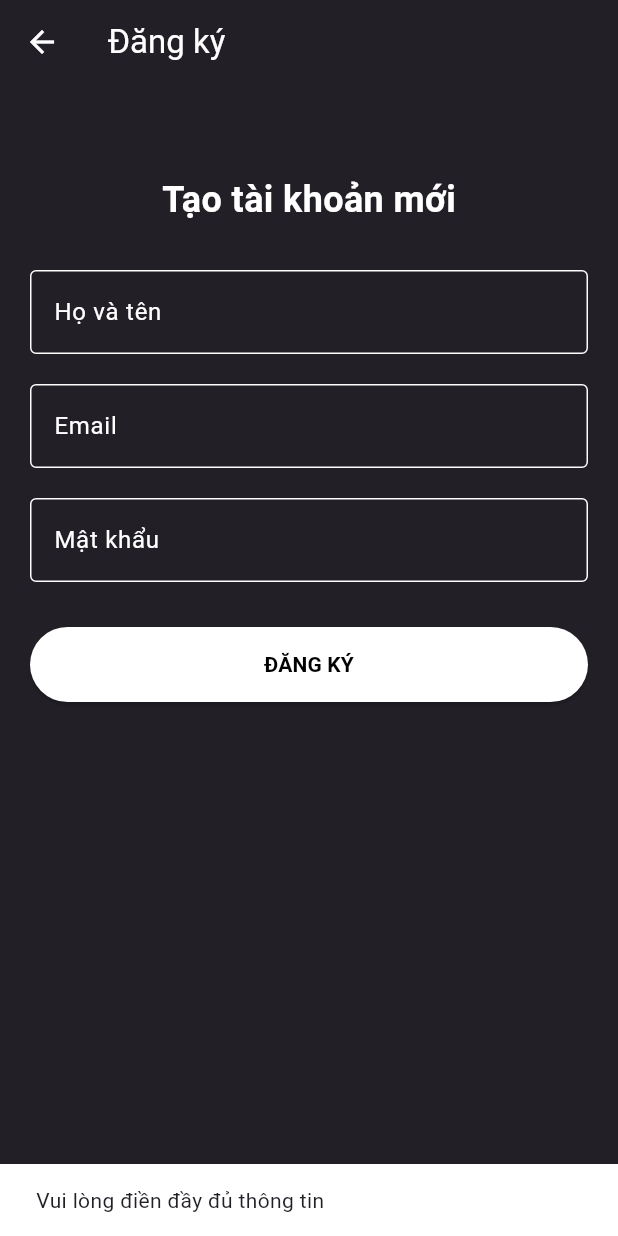
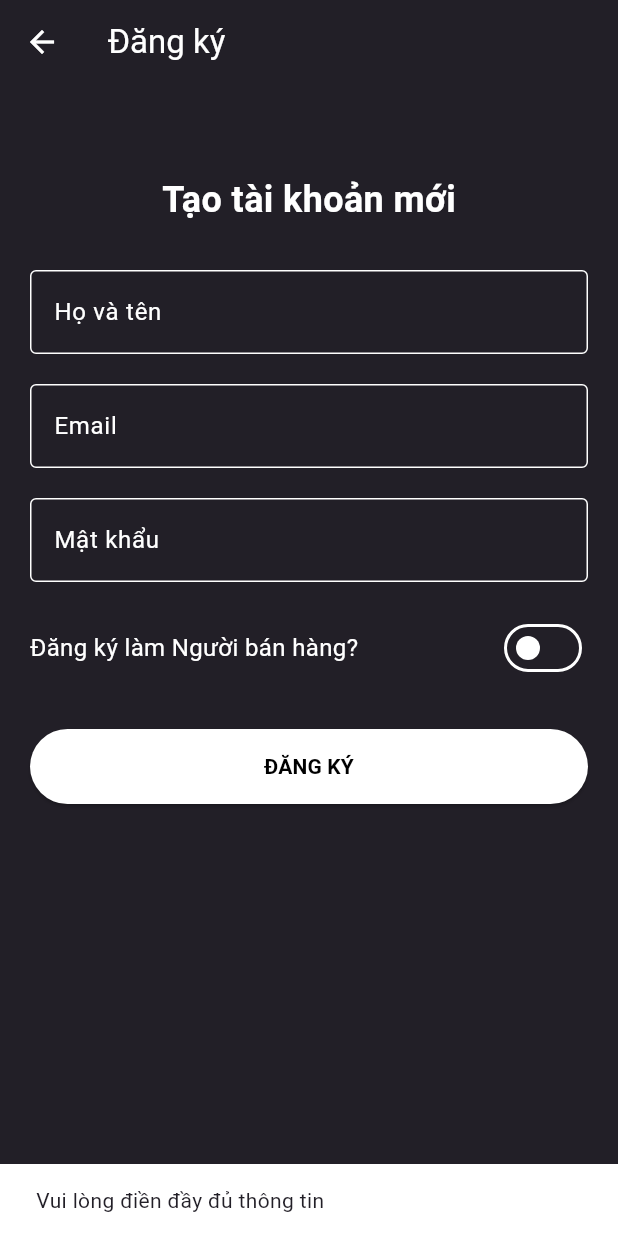
Before and after one commit to thuanhuy2006/SE104_AppProject, a Flutter app: the RegisterPage screen opened directly, after a tap on "ĐĂNG KÝ", on a phone screen of 412 x 824 dp. Run offline on Flutter 3.47's test engine with Material 3 defaults, Android fonts, the phone set to English and light mode, and no system bars; our stand-ins replace cloud_firestore, firebase_auth, firebase_core; accounts and stored records are empty.

Commit message:
sửa tiếp :))

```diff
--- a/lib/screens/register_page.dart
+++ b/lib/screens/register_page.dart
@@ -16,6 +16,7 @@ class _RegisterPageState extends State<RegisterPage> {
   final _nameController = TextEditingController();
   final _emailController = TextEditingController();
   final _passwordController = TextEditingController();
+  bool _isSeller = false;
 
   Future<void> _register() async {
     if (_nameController.text.isEmpty || _emailController.text.isEmpty || _passwordController.text.isEmpty) {
@@ -27,6 +28,7 @@ class _RegisterPageState extends State<RegisterPage> {
       _nameController.text,
       _emailController.text,
       _passwordController.text,
+      isSellerRole: _isSeller,
     );
 
     if (mounted) {
@@ -66,6 +68,22 @@ class _RegisterPageState extends State<RegisterPage> {
                 decoration: const InputDecoration(labelText: 'Mật khẩu', border: OutlineInputBorder()),
                 obscureText: true,
               ),
+              const SizedBox(height: 20),
+              Row(
+                mainAxisAlignment: MainAxisAlignment.spaceBetween,
+                children: [
+                  const Text('Đăng ký làm Người bán hàng?', style: TextStyle(fontSize: 16)),
+                  Switch(
+                    value: _isSeller,
+                    onChanged: (val) {
+                      setState(() {
+                        _isSeller = val;
+                      });
+                    },
+                    activeColor: Colors.deepOrange,
+                  ),
+                ],
+              ),
               const SizedBox(height: 30),
               SizedBox(
                 width: double.infinity,
```
